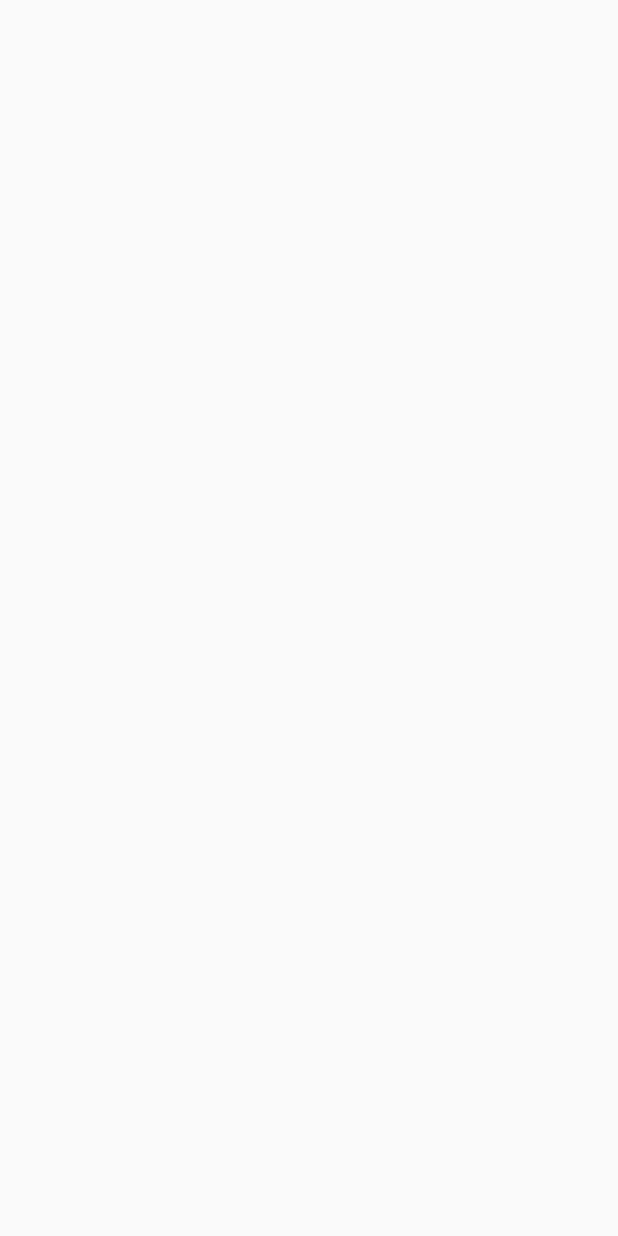
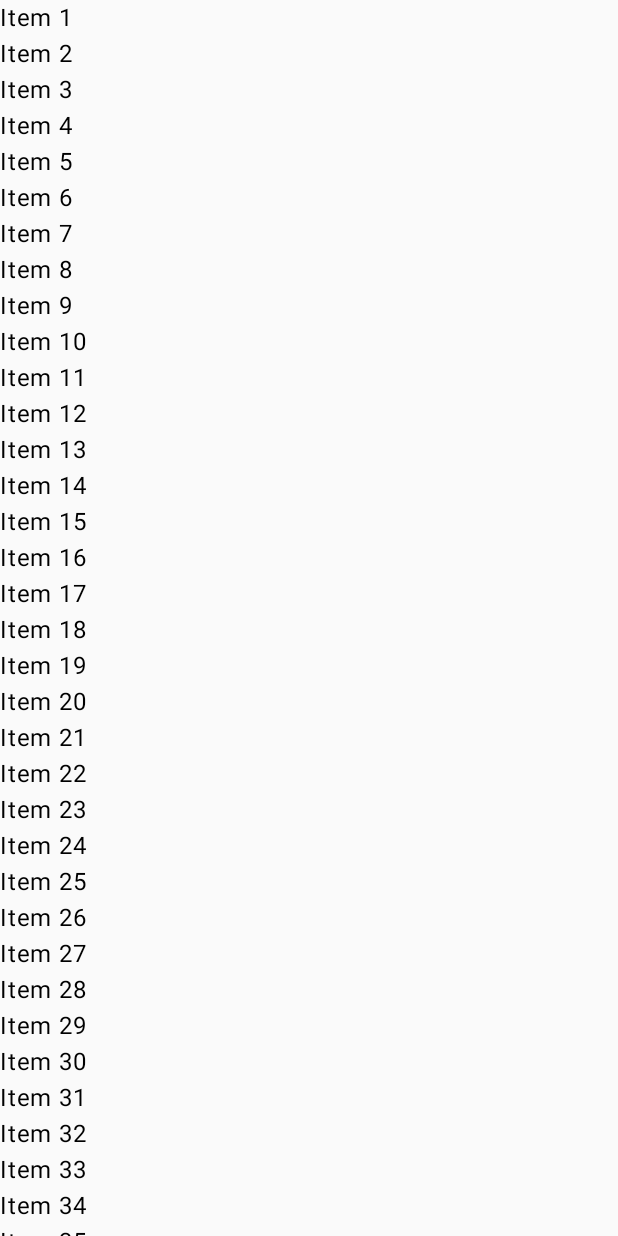
Before and after one commit to limonreza00/Jetpack-LazyColumn, an Android app built with Jetpack Compose: the screen it shows after launch (MainActivity), on a phone screen of 412 x 824 dp. Before the commit the screen is empty. Run offline under Robolectric (Android 15) with nearby library versions, the phone set to English and light mode, and no system bars.

Commit message:
normal scroll using column vertical scroll modifier

```diff
--- a/app/src/main/java/com/coderscastle/jetpack_lazycolumn/ListDemo.kt
+++ b/app/src/main/java/com/coderscastle/jetpack_lazycolumn/ListDemo.kt
@@ -1,9 +1,27 @@
 package com.coderscastle.jetpack_lazycolumn
 
+import androidx.compose.foundation.layout.Column
+import androidx.compose.foundation.rememberScrollState
+import androidx.compose.foundation.verticalScroll
+import androidx.compose.material3.Text
 import androidx.compose.runtime.Composable
+import androidx.compose.ui.Modifier
 
 
 @Composable
 fun ListDemo (){
 
+    var scrollState = rememberScrollState()
+
+    Column (
+        modifier = Modifier.verticalScroll(scrollState)
+    )
+    {
+
+        for (i in 1..100){
+
+            Text(text = "Item $i")
+
+        }
+    }
 }
--- a/app/src/main/java/com/coderscastle/jetpack_lazycolumn/MainActivity.kt
+++ b/app/src/main/java/com/coderscastle/jetpack_lazycolumn/MainActivity.kt
@@ -21,7 +21,6 @@ class MainActivity : ComponentActivity() {
 
         setContent {
             JetpackLazyColumnTheme {
-
                 ListDemo()
             }
         }
```
